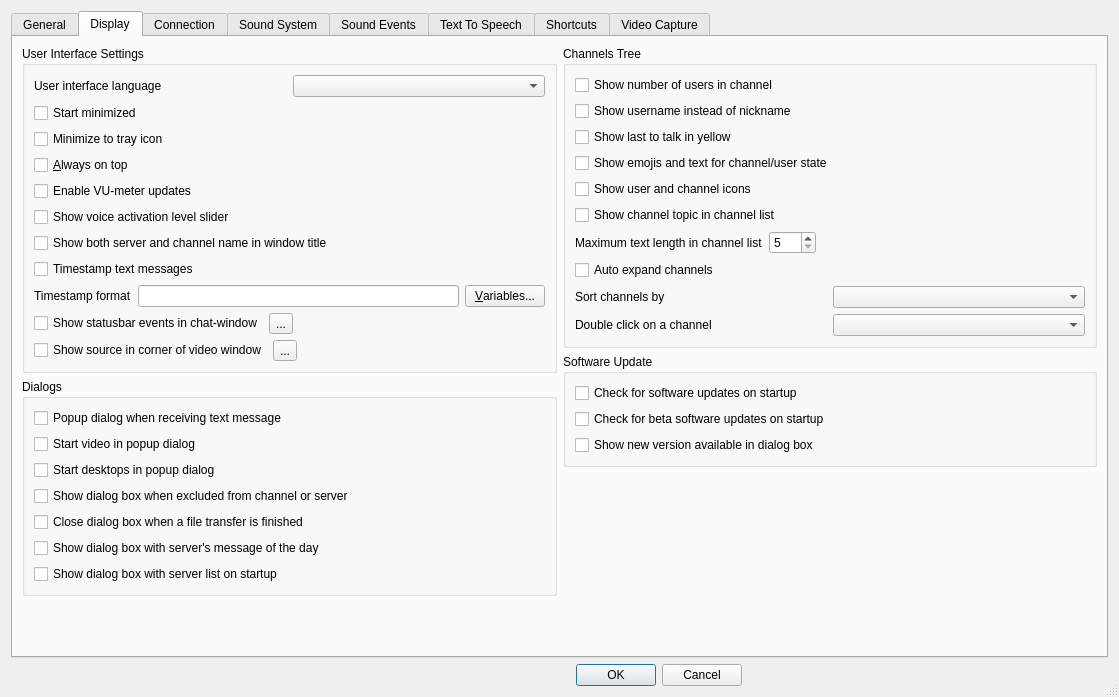
This is Client/qtTeamTalk/preferences.ui in BearWare/TeamTalk5 as Qt 5 draws it before an edit. The edited form follows.
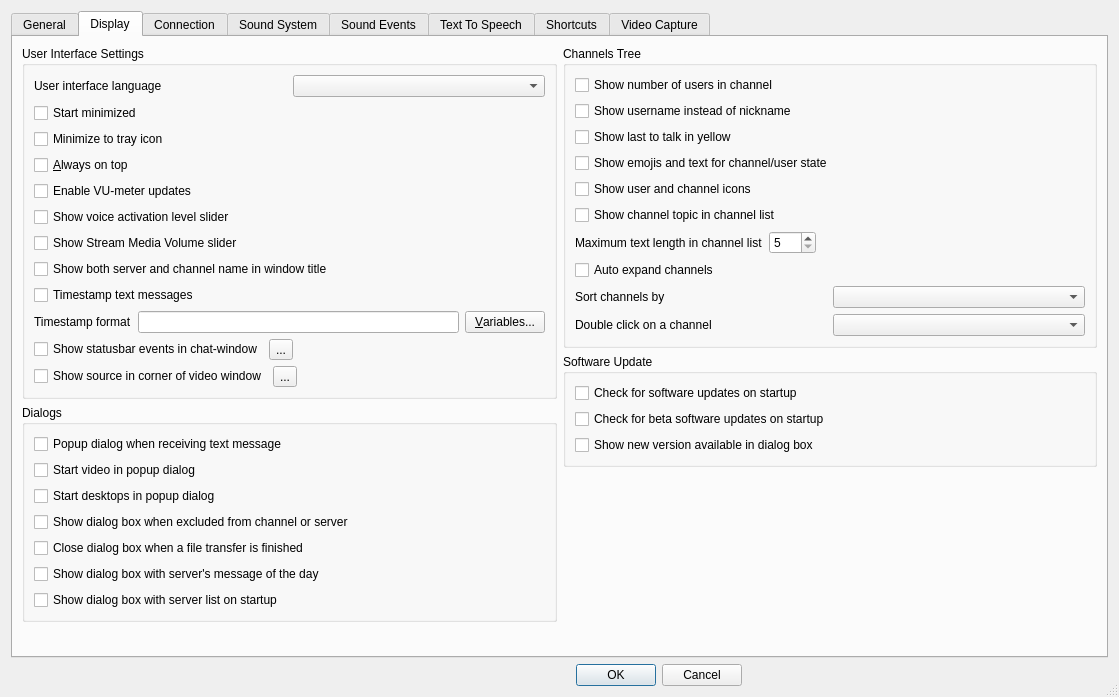
This is the edited form. The open tabs and pages were chosen to show the change. Icons and pictures are not drawn. Custom widgets are drawn as their Qt base class.

Commit message: Make stream media volume slider optional

The edit to the form file:
```diff
--- a/Client/qtTeamTalk/preferences.ui
+++ b/Client/qtTeamTalk/preferences.ui
@@ -466,6 +466,13 @@
               </property>
              </widget>
             </item>
+            <item>
+             <widget class="QCheckBox" name="streamVolumeLevelChkBox">
+              <property name="text">
+               <string>Show Stream Media Volume slider</string>
+              </property>
+             </widget>
+            </item>
             <item>
              <widget class="QCheckBox" name="ServnameChkBox">
               <property name="text">
```
The commit also changes 3 other files.
